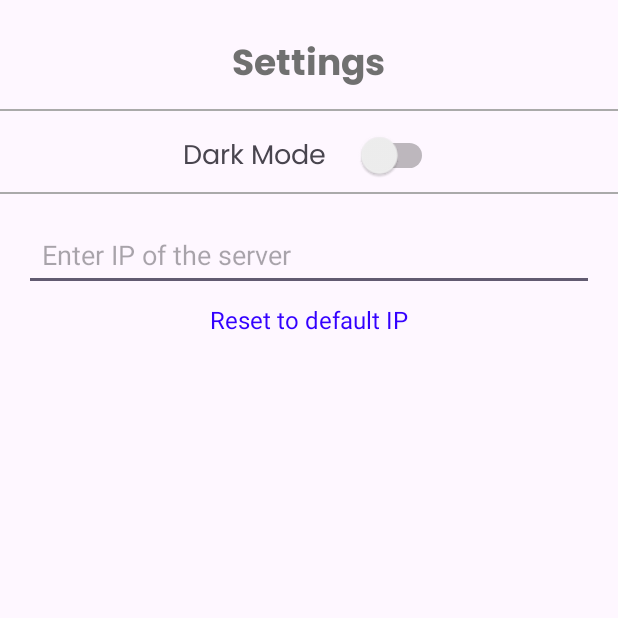
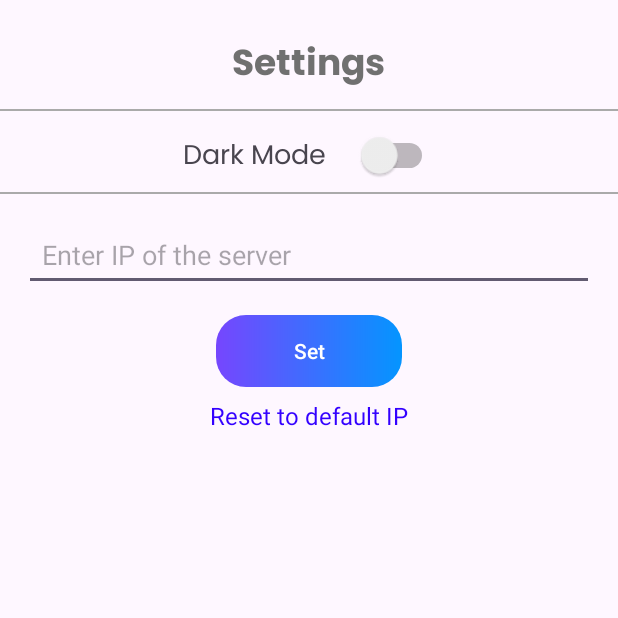
Before and after one commit to Urimk/SmileTalk, an Android app: the SettingsActivity screen opened directly, with no data from a screen before it, on a phone screen of 412 x 824 dp, the top half of it. Run offline under Robolectric (Android 15) with nearby library versions, the phone set to English and light mode, and no system bars.

Commit message:
Changing IP to connect to is enabled

```diff
--- a/app/src/main/java/com/example/smiletalk/ContactAdapter.java
+++ b/app/src/main/java/com/example/smiletalk/ContactAdapter.java
@@ -100,8 +100,9 @@ public class ContactAdapter extends RecyclerView.Adapter<ContactAdapter.ContactV
 
                 // Create an intent to start the ChatActivity
                 Intent intent = new Intent(context, ChatActivity.class);
-                intent.putExtra("chatId", clickedContact.getId());
                 intent.putExtra("curUser", curUser.getUserName());
+                intent.putExtra("contactName", otherUser.getUserName());
+                intent.putExtra("contactPic", otherUser.getProfilePic());
                 intent.putExtra("position", clickedPosition);
                 context.startActivity(intent);
             }
--- a/app/src/main/java/com/example/smiletalk/SettingsActivity.java
+++ b/app/src/main/java/com/example/smiletalk/SettingsActivity.java
@@ -2,7 +2,10 @@ package com.example.smiletalk;
 
 import android.content.SharedPreferences;
 import android.os.Bundle;
+import android.view.View;
+import android.widget.Button;
 import android.widget.CompoundButton;
+import android.widget.FrameLayout;
 import android.widget.Switch;
 
 
@@ -15,6 +18,7 @@ import android.util.Patterns;
 import android.widget.CompoundButton;
 import android.widget.EditText;
 import android.widget.Switch;
+import android.widget.TextView;
 import android.widget.Toast;
 
 import androidx.appcompat.app.AppCompatActivity;
@@ -57,17 +61,32 @@ public class SettingsActivity extends AppCompatActivity {
         });
 
         EditText ipEditText = findViewById(R.id.ipEditText);
-        ipEditText.setOnFocusChangeListener((v, hasFocus) -> {
-            if (!hasFocus) {
+        Button setButton = findViewById(R.id.setButton);
+
+        setButton.setOnClickListener(new View.OnClickListener() {
+            @Override
+            public void onClick(View v) {
                 String ipAddress = ipEditText.getText().toString().trim();
                 if (!isValidIpAddress(ipAddress)) {
                     Toast.makeText(SettingsActivity.this, "Illegal address", Toast.LENGTH_SHORT).show();
                 } else {
                     saveIpAddress(ipAddress);
+                    Toast.makeText(SettingsActivity.this, "IP address changed", Toast.LENGTH_SHORT).show();
                 }
             }
         });
+
+        TextView resetIpText = findViewById(R.id.resetIpText);
+        resetIpText.setOnClickListener(new View.OnClickListener() {
+            @Override
+            public void onClick(View v) {
+                saveIpAddress(getString(R.string.BaseUrl));
+                Toast.makeText(SettingsActivity.this, "IP address reset to default", Toast.LENGTH_SHORT).show();
+            }
+        });
     }
+
+
 
     private void applyTheme(boolean isDarkModeOn) {
         int mode = isDarkModeOn ? AppCompatDelegate.MODE_NIGHT_YES : AppCompatDelegate.MODE_NIGHT_NO;
--- a/app/src/main/java/com/example/smiletalk/SighIn.java
+++ b/app/src/main/java/com/example/smiletalk/SighIn.java
@@ -104,7 +104,7 @@ public class SighIn extends DarkAppCompact {
         super.onCreate(savedInstanceState);
         setContentView(R.layout.activity_signin);
         context = getApplicationContext();
-        server = new Server();
+        server = new Server(context);
         //initilize the default profilePic
         ImageView img = findViewById(R.id.chosenPictureImageView);
         selectedImageBitmap = BitmapFactory.decodeResource(getResources(), R.drawable.smiletalklogo);
--- a/app/src/main/res/layout/settings_activity.xml
+++ b/app/src/main/res/layout/settings_activity.xml
@@ -71,11 +71,34 @@
         android:hint="Enter IP of the server"
         android:padding="12dp" />
 
+    <FrameLayout
+        android:id="@+id/setButtonFrame"
+        android:layout_width="wrap_content"
+        android:layout_height="wrap_content"
+        android:layout_gravity="center_horizontal"
+        android:layout_below="@id/ipEditText"
+        android:layout_centerHorizontal="true"
+        android:layout_marginTop="16dp">
+
+        <View
+            android:layout_width="124dp"
+            android:layout_height="48dp"
+            android:background="@drawable/add_button_background" />
+
+        <Button
+            android:id="@+id/setButton"
+            android:layout_width="match_parent"
+            android:layout_height="wrap_content"
+            android:backgroundTint="@android:color/transparent"
+            android:text="Set" />
+    </FrameLayout>
+
+
     <TextView
         android:id="@+id/resetIpText"
         android:layout_width="wrap_content"
         android:layout_height="wrap_content"
-        android:layout_below="@id/ipEditText"
+        android:layout_below="@id/setButtonFrame"
         android:layout_centerHorizontal="true"
         android:layout_marginTop="8dp"
         android:text="Reset to default IP"
```
Also changed, not shown: app/src/main/java/com/example/smiletalk/Chat.java (+3 -13 lines), app/src/main/java/com/example/smiletalk/ChatAPI.java (+4 -4 lines), app/src/main/java/com/example/smiletalk/ChatActivity.java (+8 -35 lines), app/src/main/java/com/example/smiletalk/ChatsRepository.java (+6 -32 lines), app/src/main/java/com/example/smiletalk/ContactsActivity.java (+9 -35 lines), app/src/main/java/com/example/smiletalk/Login.java (+5 -5 lines), app/src/main/java/com/example/smiletalk/Server.java (+5 -2 lines), app/src/main/java/com/example/smiletalk/ServerDao.java (+6 -17 lines), app/src/main/java/com/example/smiletalk/ViewModelChat.java (+4 -8 lines), 3 other files.
